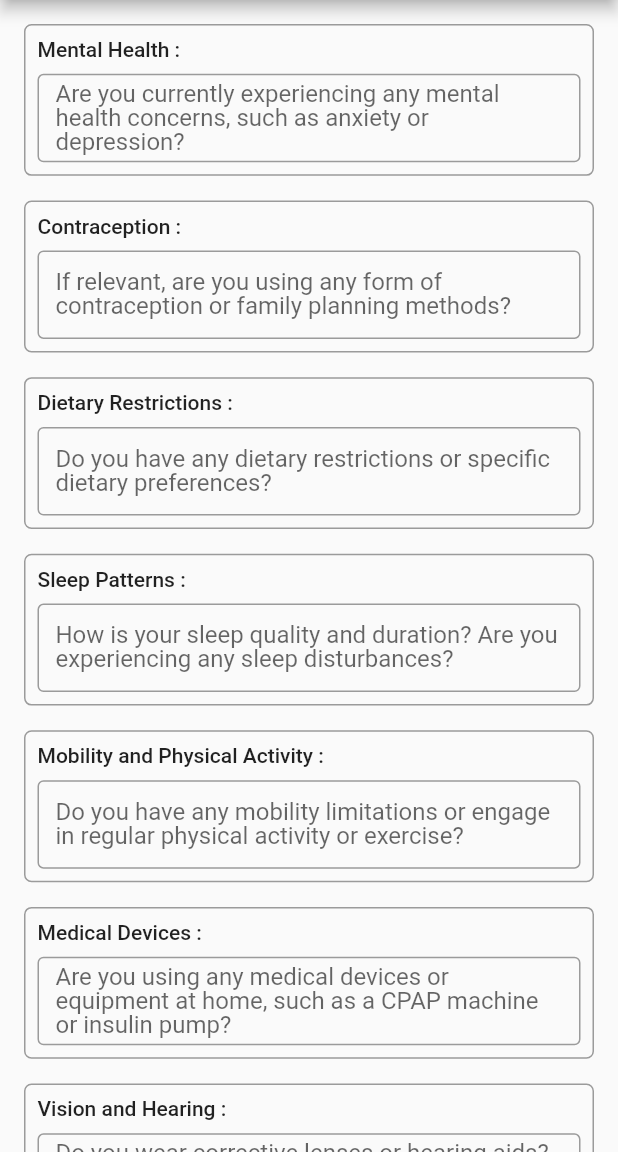
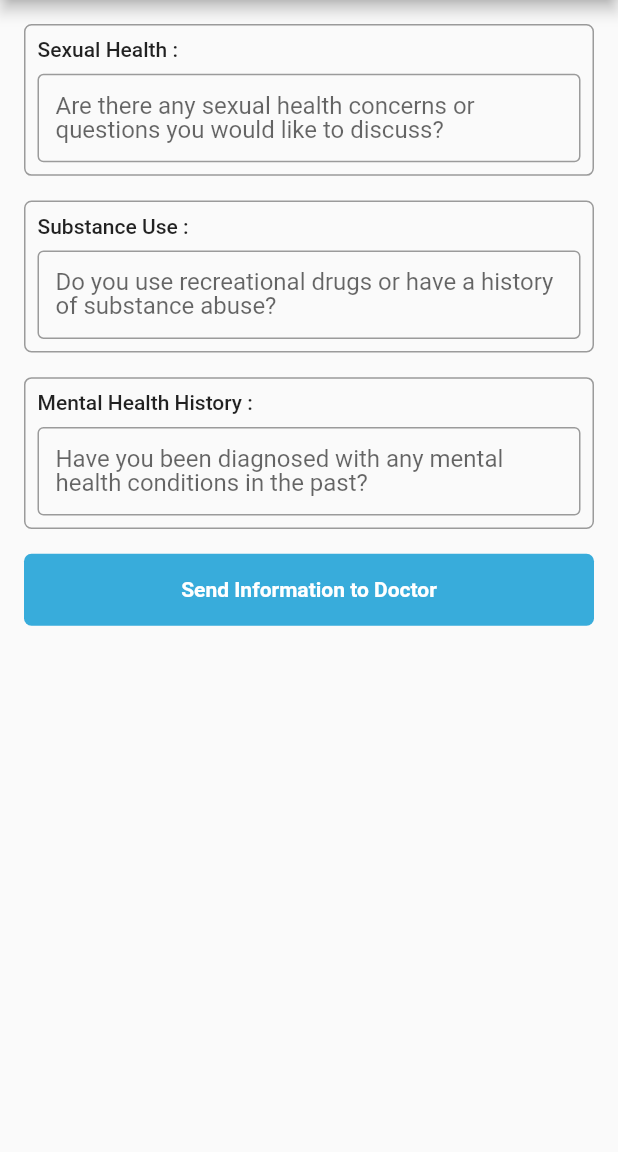
Before and after one commit to Emon526/vaion, a Flutter app: the screen it shows after launch, on a phone screen of 412 x 824 dp, the part 84-1236 px from its top. Run offline on Flutter 3.47's test engine with Material 2 defaults, Android fonts, the phone set to English and light mode, and no system bars; our stand-ins replace flutter_native_splash, form_field_validator, syncfusion_flutter_datepicker.

Commit message:
questions added

```diff
--- a/lib/providers/infoprovider.dart
+++ b/lib/providers/infoprovider.dart
@@ -383,4 +383,24 @@ class InfoProvider extends ChangeNotifier {
     _sexualhealthQ1 = value;
     notifyListeners();
   }
+
+  final _substanceuseFormKey = GlobalKey<FormState>();
+  get substanceuseFormKey => _substanceuseFormKey;
+
+  String _substanceuseQ1 = '';
+  get substanceuseQ1 => _substanceuseQ1;
+  set substanceuseQ1(value) {
+    _substanceuseQ1 = value;
+    notifyListeners();
+  }
+
+  final _mentalhealthhistoryFormKey = GlobalKey<FormState>();
+  get mentalhealthhistoryFormKey => _mentalhealthhistoryFormKey;
+
+  String _mentalhealthhistoryQ1 = '';
+  get mentalhealthhistoryQ1 => _mentalhealthhistoryQ1;
+  set mentalhealthhistoryQ1(value) {
+    _mentalhealthhistoryQ1 = value;
+    notifyListeners();
+  }
 }
--- a/lib/screens/homescreen.dart
+++ b/lib/screens/homescreen.dart
@@ -21,6 +21,7 @@ import '../widgets/medicaldeviceswidget.dart';
 import '../widgets/medicalhistorywidget.dart';
 import '../widgets/medicationhistorywidget.dart';
 import '../widgets/menstrualhistorywidget.dart';
+import '../widgets/mentalhealthhistorywidget.dart';
 import '../widgets/mentalhealthwidget.dart';
 import '../widgets/painscalewidget.dart';
 import '../widgets/personalinfowidget.dart';
@@ -32,6 +33,7 @@ import '../widgets/senddoctorwidget.dart';
 import '../widgets/sexualhealthwidget.dart';
 import '../widgets/sleeppatternswidget.dart';
 import '../widgets/socialenvironmentalfactorswidget.dart';
+import '../widgets/substanceusewidget.dart';
 import '../widgets/supplementsherbalremedieswidget.dart';
 import '../widgets/travelhistorywidget.dart';
 import '../widgets/visionhearingwidget.dart';
@@ -108,23 +110,27 @@ class HomeScreen extends StatelessWidget {
                   // SizedBox(height: size.height * 0.02),
                   // const RecentInjuriesWidget(),
                   // SizedBox(height: size.height * 0.02),
-                  const MentalHealthWidget(),
+                  // const MentalHealthWidget(),
+                  // SizedBox(height: size.height * 0.02),
+                  // const ContraceptionWidget(),
+                  // SizedBox(height: size.height * 0.02),
+                  // const DietaryRestrictionsWidget(),
+                  // SizedBox(height: size.height * 0.02),
+                  // const SleepPatternsWidget(),
+                  // SizedBox(height: size.height * 0.02),
+                  // const PhysicalActivityWidget(),
+                  // SizedBox(height: size.height * 0.02),
+                  // const MedicalDevicesWidget(),
+                  // SizedBox(height: size.height * 0.02),
+                  // const VisionHearingWidget(),
+                  // SizedBox(height: size.height * 0.02),
+                  // const SupplementsHerbalRemediesWidget(),
+                  // SizedBox(height: size.height * 0.02),
+                  const SexualHealthWidget(),
                   SizedBox(height: size.height * 0.02),
-                  const ContraceptionWidget(),
+                  const SubstanceUseWidget(),
                   SizedBox(height: size.height * 0.02),
-                  const DietaryRestrictionsWidget(),
-                  SizedBox(height: size.height * 0.02),
-                  const SleepPatternsWidget(),
-                  SizedBox(height: size.height * 0.02),
-                  const PhysicalActivityWidget(),
-                  SizedBox(height: size.height * 0.02),
-                  const MedicalDevicesWidget(),
-                  SizedBox(height: size.height * 0.02),
-                  const VisionHearingWidget(),
-                  SizedBox(height: size.height * 0.02),
-                  const SupplementsHerbalRemediesWidget(),
-                  SizedBox(height: size.height * 0.02),
-                  const SexualHealthWidget(),
+                  const MentalHealthHistoryWidget(),
                   SizedBox(height: size.height * 0.02),
                   CustomButton(
                       // ontap: () {
@@ -148,7 +154,8 @@ class HomeScreen extends StatelessWidget {
                       //       value.isnsuranceInformationFormKey.currentState!
                       //           .validate() &&
                       //       value.genderIdentityFormKey.currentState!
-                      //           .validate()&&value.previousmedicaltestFormKey.currentState!
+                      //           .validate() &&
+                      //       value.previousmedicaltestFormKey.currentState!
                       //           .validate() &&
                       //       value.primaryconcernFormKey.currentState!
                       //           .validate() &&
@@ -160,6 +167,22 @@ class HomeScreen extends StatelessWidget {
                       //       value.menstrualhistoryFormKey.currentState!
                       //           .validate() &&
                       //       value.recentinjuriesFormKey.currentState!
+                      //           .validate() &&
+                      //       value.mentalhealthFormKey.currentState!
+                      //           .validate() &&
+                      //       value.contraceptionFormKey.currentState!
+                      //           .validate() &&
+                      //       value.dietaryrestrictionsFormKey.currentState!
+                      //           .validate() &&
+                      //       value.sleeppatternsFormKey.currentState!
+                      //           .validate() &&
+                      //       value.physicalactivityFormKey.currentState!
+                      //           .validate() &&
+                      //       value.medicaldevicesFormKey.currentState!
+                      //           .validate() &&
+                      //       value.visionhearingFormKey.currentState!
+                      //           .validate() &&
+                      //       value.supplementsherbalremediesFormKey.currentState!
                       //           .validate()) {
                       //     Utils(context).showCustomDialog(
                       //       child: const SendDoctorWidget(),
@@ -172,23 +195,10 @@ class HomeScreen extends StatelessWidget {
                       //   }
                       // },
                       ontap: () {
-                        if (value.mentalhealthFormKey.currentState!
+                        if (value.sexualhealthFormKey.currentState!.validate() &&
+                            value.substanceuseFormKey.currentState!
                                 .validate() &&
-                            value.contraceptionFormKey.currentState!
-                                .validate() &&
-                            value.dietaryrestrictionsFormKey.currentState!
-                                .validate() &&
-                            value.sleeppatternsFormKey.currentState!
-                                .validate() &&
-                            value.physicalactivityFormKey.currentState!
-                                .validate() &&
-                            value.medicaldevicesFormKey.currentState!
-                                .validate() &&
-                            value.visionhearingFormKey.currentState!
-                                .validate() &&
-                            value.supplementsherbalremediesFormKey.currentState!
-                                .validate() &&
-                            value.sexualhealthFormKey.currentState!
+                            value.mentalhealthhistoryFormKey.currentState!
                                 .validate()) {
                           Utils(context).showCustomDialog(
                             child: const SendDoctorWidget(),
--- /dev/null
+++ b/lib/widgets/mentalhealthhistorywidget.dart
@@ -0,0 +1,38 @@
+import 'package:flutter/material.dart';
+import 'package:form_field_validator/form_field_validator.dart';
+import 'package:provider/provider.dart';
+
+import '../providers/infoprovider.dart';
+import 'custominputwidget.dart';
+import 'infocardwidget.dart';
+
+class MentalHealthHistoryWidget extends StatelessWidget {
+  const MentalHealthHistoryWidget({super.key});
+
+  @override
+  Widget build(BuildContext context) {
+    final question1 = TextEditingController();
+
+    return Consumer<InfoProvider>(
+      builder: (BuildContext context, InfoProvider value, Widget? child) =>
+          Form(
+        key: value.mentalhealthhistoryFormKey,
+        child: InfoCardWidget(
+          cardname: 'Mental Health History :',
+          child: InputWidget(
+            textEditingController: question1,
+            labelText:
+                'Have you been diagnosed with any mental health conditions in the past?',
+            validator: RequiredValidator(
+              errorText: 'Answer Required',
+            ),
+            textInputType: TextInputType.text,
+            onChanged: (q1) {
+              value.mentalhealthhistoryQ1 = q1;
+            },
+          ),
+        ),
+      ),
+    );
+  }
+}
--- a/lib/widgets/senddoctorwidget.dart
+++ b/lib/widgets/senddoctorwidget.dart
@@ -111,6 +111,12 @@ Are you currently taking any dietary supplements, herbal remedies, or alternativ
 
 Sexual Healt :
 Are there any sexual health concerns or questions you would like to discuss? ${value.sexualhealthQ1}
+
+Substance Use:
+Do you use recreational drugs or have a history of substance abuse? ${value.substanceuseQ1}
+
+Mental Health History:
+Have you been diagnosed with any mental health conditions in the past? ${value.mentalhealthhistoryQ1}
 ''';
     }
 
--- /dev/null
+++ b/lib/widgets/substanceusewidget.dart
@@ -0,0 +1,38 @@
+import 'package:flutter/material.dart';
+import 'package:form_field_validator/form_field_validator.dart';
+import 'package:provider/provider.dart';
+
+import '../providers/infoprovider.dart';
+import 'custominputwidget.dart';
+import 'infocardwidget.dart';
+
+class SubstanceUseWidget extends StatelessWidget {
+  const SubstanceUseWidget({super.key});
+
+  @override
+  Widget build(BuildContext context) {
+    final question1 = TextEditingController();
+
+    return Consumer<InfoProvider>(
+      builder: (BuildContext context, InfoProvider value, Widget? child) =>
+          Form(
+        key: value.substanceuseFormKey,
+        child: InfoCardWidget(
+          cardname: 'Substance Use :',
+          child: InputWidget(
+            textEditingController: question1,
+            labelText:
+                'Do you use recreational drugs or have a history of substance abuse?',
+            validator: RequiredValidator(
+              errorText: 'Answer Required',
+            ),
+            textInputType: TextInputType.text,
+            onChanged: (q1) {
+              value.substanceuseQ1 = q1;
+            },
+          ),
+        ),
+      ),
+    );
+  }
+}
```
